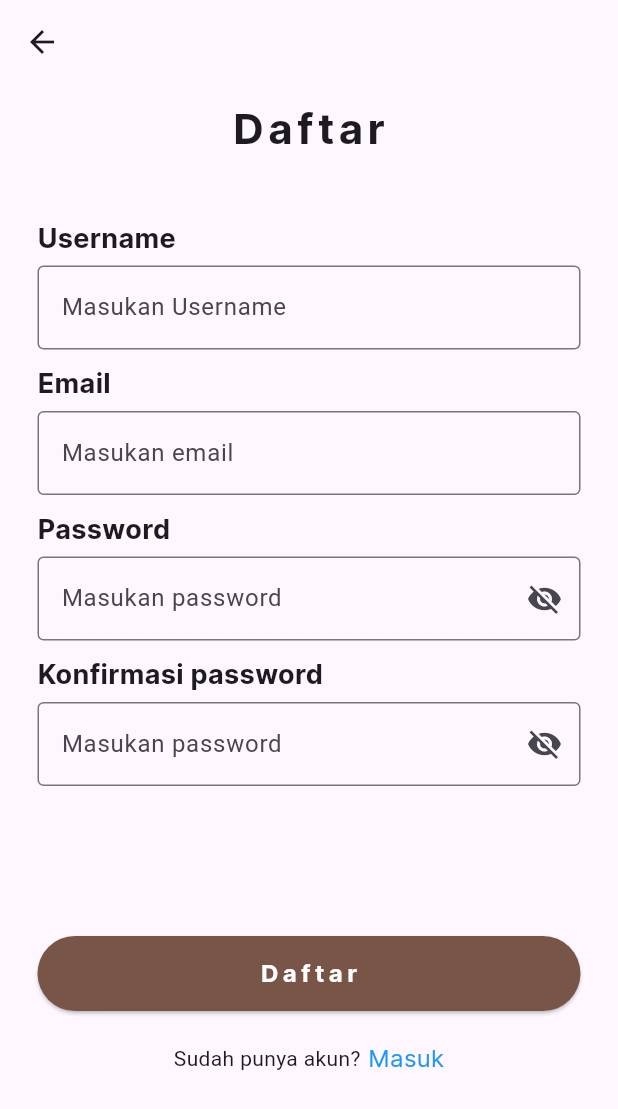
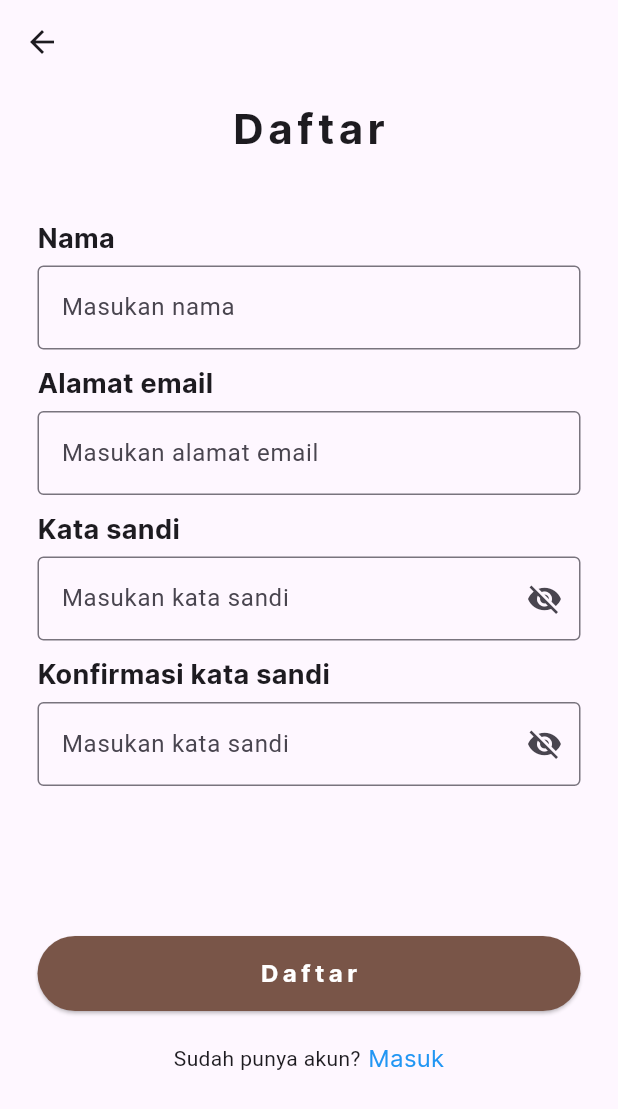
Before and after one commit to YusrilMaqoshidana/project-ppl-agroindustri, a Flutter app: the RegisterPage screen opened by its route, on a phone screen of 412 x 824 dp. Shown: the top 1109 px of the screen. Run offline on Flutter 3.47's test engine with Material 3 defaults, Android fonts, the phone set to English and light mode, and no system bars; our stand-ins replace cloud_firestore, firebase_auth, firebase_core; accounts and stored records are empty; network calls fail.

Commit message:
+U Perubahan nama Inggris menjadi Indonesia

```diff
--- a/lib/pages/Homepage/settings_page.dart
+++ b/lib/pages/Homepage/settings_page.dart
@@ -105,7 +105,7 @@ class _SettingsPageState extends State<SettingsPage> {
   @override
   Widget build(BuildContext context) {
     if (_isLoading) {
-      return CircularProgressIndicator();
+      return const Center(child: CircularProgressIndicator());
     } else {
       return Scaffold(
         appBar: AppBar(
@@ -138,7 +138,7 @@ class _SettingsPageState extends State<SettingsPage> {
                         fontWeight: FontWeight.w700),
                   ),
                   _textBox("Nama Lengkap", _dataUser['username']),
-                  _textBox("Email", _dataUser['email']),
+                  _textBox("Alamat email", _dataUser['email']),
                 ],
               ),
               _signOutButton(),
--- a/lib/pages/Homepage/wifi_manager_page.dart
+++ b/lib/pages/Homepage/wifi_manager_page.dart
@@ -24,7 +24,7 @@ class WifiManager extends StatelessWidget {
           SizedBox(
             height: 10,
           ),
-          InputPassword(text: "Password", controller: _passwordController)
+          InputPassword(text: "Kata sandi", controller: _passwordController)
         ],
       ),
     );
--- a/lib/pages/auth/forgot_password_page.dart
+++ b/lib/pages/auth/forgot_password_page.dart
@@ -32,9 +32,9 @@ class _ForgotPasswordPageState extends State<ForgotPasswordPage> {
 
         await FirebaseAuth.instance
             .sendPasswordResetEmail(email: _controllerEmail.text.trim());
-        _showDialogSuccess('Link reset password berhasil terkirim, cek email anda!');
+        _showDialogSuccess('Link reset kata sandi berhasil terkirim, cek alamat email anda!');
     } else {
-      _showDialogFail('Pastikan email anda valid');
+      _showDialogFail('Pastikan alamat email anda valid');
     }
   }
 
@@ -90,7 +90,7 @@ class _ForgotPasswordPageState extends State<ForgotPasswordPage> {
                 crossAxisAlignment: CrossAxisAlignment.start,
                 children: [
                   Text(
-                    "Email",
+                    "Alamat email",
                     style: TextStyle(
                         fontFamily: "Inter",
                         fontSize: 18,
@@ -100,7 +100,7 @@ class _ForgotPasswordPageState extends State<ForgotPasswordPage> {
                     height: 5,
                   ),
                   InputWithoutIcon(
-                    text: "Masukan Email",
+                    text: "Masukan alamat email",
                     controller: _controllerEmail,
                   ),
                 ],
--- a/lib/pages/auth/login_page.dart
+++ b/lib/pages/auth/login_page.dart
@@ -51,14 +51,14 @@ class _LoginPageState extends State<LoginPage> {
                 "Terdapat kesalahan dalam jaringan, coba lagi nanti");
             break;
           case 'invalid-credential':
-            _showDialogFail("Email dan password yang anda masukan salah");
+            _showDialogFail("Alamat email dan kata sandi yang anda masukan salah");
             break;
           default:
             _showDialogFail('${e.code}: ${e.message}');
         }
       }
     } else {
-      _showDialogFail("Pastiksn email valid");
+      _showDialogFail("Pastiksn alamat email valid");
     }
   }
 
@@ -120,7 +120,7 @@ class _LoginPageState extends State<LoginPage> {
                 crossAxisAlignment: CrossAxisAlignment.start,
                 children: [
                   Text(
-                    "Email",
+                    "Alamat email",
                     style: TextStyle(
                         fontFamily: "Inter",
                         fontSize: 18,
@@ -130,12 +130,12 @@ class _LoginPageState extends State<LoginPage> {
                     height: 5,
                   ),
                   InputWithoutIcon(
-                    text: "Masukan email",
+                    text: "Masukan alamat email",
                     controller: _controllerEmail,
                   ),
                   SizedBox(height: 20),
                   Text(
-                    "Password",
+                    "Kata sandi",
                     style: TextStyle(
                         fontFamily: "Inter",
                         fontSize: 18,
@@ -145,7 +145,7 @@ class _LoginPageState extends State<LoginPage> {
                     height: 5,
                   ),
                   InputPassword(
-                    text: "Masukan password",
+                    text: "Masukan kata sandi",
                     controller: _controllerPassword,
                   ),
                 ],
--- a/lib/pages/auth/register_page.dart
+++ b/lib/pages/auth/register_page.dart
@@ -44,16 +44,16 @@ class _RegisterPageState extends State<RegisterPage> {
       } on FirebaseAuthException catch (e) {
         switch ('${e.code}') {
           case 'invalid-email':
-            _showDialogFail("Pastikan format email anda benar");
+            _showDialogFail("Pastikan format alamat email anda benar");
             break;
           case 'channel-error':
             _showDialogFail("Data tidak boleh kosong!");
             break;
           case 'weak-password':
-            _showDialogFail("Pastikan password lebih dari 6 karakter");
+            _showDialogFail("Pastikan kata sandi lebih dari 6 karakter");
             break;
           case 'email-already-in-use':
-            _showDialogFail("Email yang anda masukan sudah terdaftar");
+            _showDialogFail("Alamat email yang anda masukan sudah terdaftar");
             break;
           case 'too-many-requests':
             _showDialogFail("Terlalu banyak permintaan, coba lagi nanti");
@@ -67,9 +67,9 @@ class _RegisterPageState extends State<RegisterPage> {
         }
       }
     } else if (!usernameValidation(_userController)) {
-      _showDialogFail("Pastikan karakter username tidak terlalu pendek");
+      _showDialogFail("Pastikan karakter nama tidak terlalu pendek");
     } else {
-      _showDialogFail('Pastikan password cocok');
+      _showDialogFail('Pastikan kata sandi cocok');
     }
   }
 
@@ -129,7 +129,7 @@ class _RegisterPageState extends State<RegisterPage> {
                 crossAxisAlignment: CrossAxisAlignment.start,
                 children: [
                   Text(
-                    "Username",
+                    "Nama",
                     style: TextStyle(
                         fontFamily: "Inter",
                         fontSize: 18,
@@ -139,14 +139,14 @@ class _RegisterPageState extends State<RegisterPage> {
                     height: 5,
                   ),
                   InputWithoutIcon(
-                    text: "Masukan Username",
+                    text: "Masukan nama",
                     controller: _userController,
                   ),
                   SizedBox(
                     height: 10,
                   ),
                   Text(
-                    "Email",
+                    "Alamat email",
                     style: TextStyle(
                         fontFamily: "Inter",
                         fontSize: 18,
@@ -156,14 +156,14 @@ class _RegisterPageState extends State<RegisterPage> {
                     height: 5,
                   ),
                   InputWithoutIcon(
-                    text: "Masukan email",
+                    text: "Masukan alamat email",
                     controller: _emailController,
                   ),
                   SizedBox(
                     height: 10,
                   ),
                   Text(
-                    "Password",
+                    "Kata sandi",
                     style: TextStyle(
                         fontFamily: "Inter",
                         fontSize: 18,
@@ -173,14 +173,14 @@ class _RegisterPageState extends State<RegisterPage> {
                     height: 5,
                   ),
                   InputPassword(
-                    text: "Masukan password",
+                    text: "Masukan kata sandi",
                     controller: _passwordController,
                   ),
                   SizedBox(
                     height: 10,
                   ),
                   Text(
-                    "Konfirmasi password",
+                    "Konfirmasi kata sandi",
                     style: TextStyle(
                         fontFamily: "Inter",
                         fontSize: 18,
@@ -190,7 +190,7 @@ class _RegisterPageState extends State<RegisterPage> {
                     height: 5,
                   ),
                   InputPassword(
-                    text: "Masukan password",
+                    text: "Masukan kata sandi",
                     controller: _passwordConfirmController,
                   ),
                 ],
```
Also changed, not shown: lib/pages/Homepage/home_page_owner.dart (+15 -15 lines).
